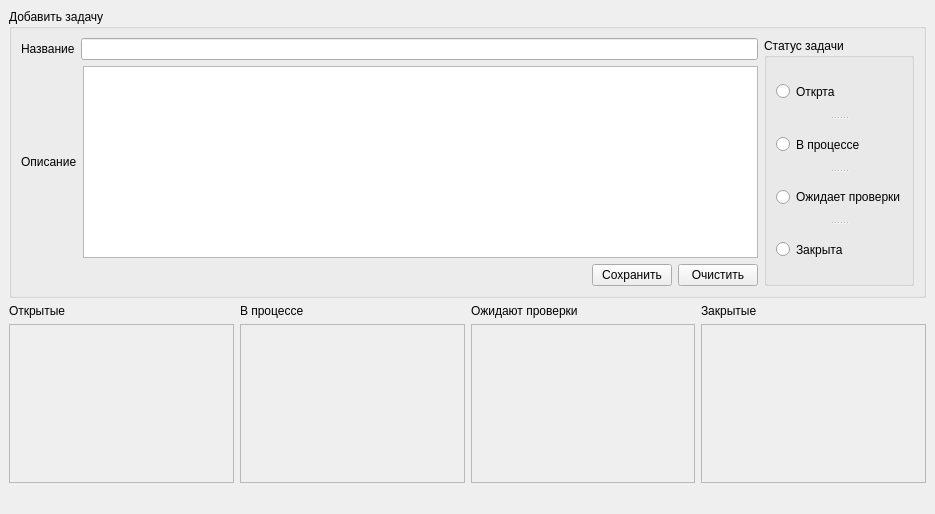
Above: GUI/mainwindow.ui from SpiceReader/PracticeEpolSoft before the change. Below: the same form after it.
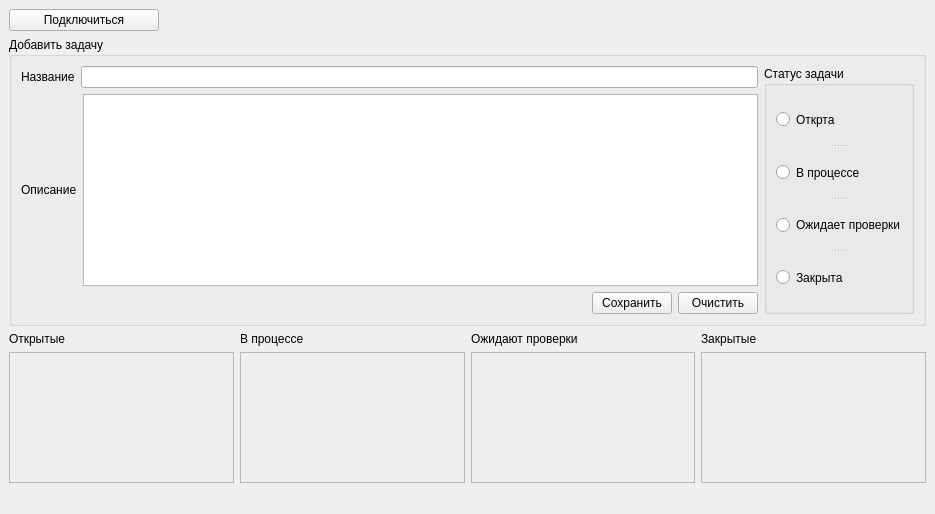
That is the form after the change.

The edit to the form file:
```diff
--- a/GUI/mainwindow.ui
+++ b/GUI/mainwindow.ui
@@ -18,143 +18,26 @@
   </property>
   <widget class="QWidget" name="centralwidget">
    <layout class="QGridLayout" name="gridLayout_3">
-    <item row="1" column="0">
-     <layout class="QHBoxLayout" name="horizontalLayout_4">
-      <item>
-       <layout class="QVBoxLayout" name="VLayout1">
-        <item>
-         <widget class="QLabel" name="label">
-          <property name="text">
-           <string>Открытые</string>
-          </property>
-         </widget>
-        </item>
-        <item>
-         <widget class="QScrollArea" name="scrollAreaOpen">
-          <property name="widgetResizable">
-           <bool>true</bool>
-          </property>
-          <widget class="QWidget" name="scrollAreaWidgetContents_2">
-           <property name="geometry">
-            <rect>
-             <x>0</x>
-             <y>0</y>
-             <width>220</width>
-             <height>124</height>
-            </rect>
-           </property>
-           <layout class="QGridLayout" name="gridLayout_4">
-            <item row="0" column="0">
-             <layout class="QVBoxLayout" name="openTaskLayout"/>
-            </item>
-           </layout>
-          </widget>
-         </widget>
-        </item>
-       </layout>
-      </item>
-      <item>
-       <layout class="QVBoxLayout" name="Layout2">
-        <item>
-         <widget class="QLabel" name="label_2">
-          <property name="text">
-           <string>В процессе</string>
-          </property>
-         </widget>
-        </item>
-        <item>
-         <widget class="QScrollArea" name="scrollAreaProcess">
-          <property name="widgetResizable">
-           <bool>true</bool>
-          </property>
-          <widget class="QWidget" name="scrollAreaWidgetContents_3">
-           <property name="geometry">
-            <rect>
-             <x>0</x>
-             <y>0</y>
-             <width>221</width>
-             <height>124</height>
-            </rect>
-           </property>
-           <layout class="QGridLayout" name="gridLayout_5">
-            <item row="0" column="0">
-             <layout class="QVBoxLayout" name="proccesTaskLayout"/>
-            </item>
-           </layout>
-          </widget>
-         </widget>
-        </item>
-       </layout>
-      </item>
-      <item>
-       <layout class="QVBoxLayout" name="Layout3">
-        <item>
-         <widget class="QLabel" name="label_3">
-          <property name="text">
-           <string>Ожидают проверки</string>
-          </property>
-         </widget>
-        </item>
-        <item>
-         <widget class="QScrollArea" name="scrollAreaVer">
-          <property name="widgetResizable">
-           <bool>true</bool>
-          </property>
-          <widget class="QWidget" name="scrollAreaWidgetContents_4">
-           <property name="geometry">
-            <rect>
-             <x>0</x>
-             <y>0</y>
-             <width>220</width>
-             <height>124</height>
-            </rect>
-           </property>
-           <layout class="QGridLayout" name="gridLayout_6">
-            <item row="0" column="0">
-             <layout class="QVBoxLayout" name="verTaskLayout"/>
-            </item>
-           </layout>
-          </widget>
-         </widget>
-        </item>
-       </layout>
-      </item>
-      <item>
-       <layout class="QVBoxLayout" name="Layout4">
-        <item>
-         <widget class="QLabel" name="label_4">
-          <property name="text">
-           <string>Закрытые</string>
-          </property>
-         </widget>
-        </item>
-        <item>
-         <widget class="QScrollArea" name="scrollAreaClosed">
-          <property name="widgetResizable">
-           <bool>true</bool>
-          </property>
-          <widget class="QWidget" name="scrollAreaWidgetContents_5">
-           <property name="geometry">
-            <rect>
-             <x>0</x>
-             <y>0</y>
-             <width>220</width>
-             <height>124</height>
-            </rect>
-           </property>
-           <layout class="QGridLayout" name="gridLayout_7">
-            <item row="0" column="0">
-             <layout class="QVBoxLayout" name="closeTaskLayout"/>
-            </item>
-           </layout>
-          </widget>
-         </widget>
-        </item>
-       </layout>
-      </item>
-     </layout>
-    </item>
     <item row="0" column="0">
+     <widget class="QPushButton" name="buttonConnectionServer">
+      <property name="minimumSize">
+       <size>
+        <width>150</width>
+        <height>0</height>
+       </size>
+      </property>
+      <property name="maximumSize">
+       <size>
+        <width>100</width>
+        <height>16777215</height>
+       </size>
+      </property>
+      <property name="text">
+       <string>Подключиться</string>
+      </property>
+     </widget>
+    </item>
+    <item row="1" column="0">
      <widget class="QGroupBox" name="addTaskGroup">
       <property name="sizePolicy">
        <sizepolicy hsizetype="Expanding" vsizetype="Preferred">
@@ -290,6 +173,142 @@
       </layout>
      </widget>
     </item>
+    <item row="2" column="0">
+     <layout class="QHBoxLayout" name="horizontalLayout_4">
+      <item>
+       <layout class="QVBoxLayout" name="VLayout1">
+        <item>
+         <widget class="QLabel" name="label">
+          <property name="text">
+           <string>Открытые</string>
+          </property>
+         </widget>
+        </item>
+        <item>
+         <widget class="QScrollArea" name="scrollAreaOpen">
+          <property name="widgetResizable">
+           <bool>true</bool>
+          </property>
+          <widget class="QWidget" name="scrollAreaWidgetContents_2">
+           <property name="geometry">
+            <rect>
+             <x>0</x>
+             <y>0</y>
+             <width>220</width>
+             <height>96</height>
+            </rect>
+           </property>
+           <layout class="QGridLayout" name="gridLayout_4">
+            <item row="0" column="0">
+             <layout class="QVBoxLayout" name="openTaskLayout"/>
+            </item>
+           </layout>
+          </widget>
+         </widget>
+        </item>
+       </layout>
+      </item>
+      <item>
+       <layout class="QVBoxLayout" name="Layout2">
+        <item>
+         <widget class="QLabel" name="label_2">
+          <property name="text">
+           <string>В процессе</string>
+          </property>
+         </widget>
+        </item>
+        <item>
+         <widget class="QScrollArea" name="scrollAreaProcess">
+          <property name="widgetResizable">
+           <bool>true</bool>
+          </property>
+          <widget class="QWidget" name="scrollAreaWidgetContents_3">
+           <property name="geometry">
+            <rect>
+             <x>0</x>
+             <y>0</y>
+             <width>221</width>
+             <height>96</height>
+            </rect>
+           </property>
+           <layout class="QGridLayout" name="gridLayout_5">
+            <item row="0" column="0">
+             <layout class="QVBoxLayout" name="proccesTaskLayout"/>
+            </item>
+           </layout>
+          </widget>
+         </widget>
+        </item>
+       </layout>
+      </item>
+      <item>
+       <layout class="QVBoxLayout" name="Layout3">
+        <item>
+         <widget class="QLabel" name="label_3">
+          <property name="text">
+           <string>Ожидают проверки</string>
+          </property>
+         </widget>
+        </item>
+        <item>
+         <widget class="QScrollArea" name="scrollAreaVer">
+          <property name="widgetResizable">
+           <bool>true</bool>
+          </property>
+          <widget class="QWidget" name="scrollAreaWidgetContents_4">
+           <property name="geometry">
+            <rect>
+             <x>0</x>
+             <y>0</y>
+             <width>220</width>
+             <height>96</height>
+            </rect>
+           </property>
+           <layout class="QGridLayout" name="gridLayout_6">
+            <item row="0" column="0">
+             <layout class="QVBoxLayout" name="verTaskLayout"/>
+            </item>
+           </layout>
+          </widget>
+         </widget>
+        </item>
+       </layout>
+      </item>
+      <item>
+       <layout class="QVBoxLayout" name="Layout4">
+        <item>
+         <widget class="QLabel" name="label_4">
+          <property name="text">
+           <string>Закрытые</string>
+          </property>
+         </widget>
+        </item>
+        <item>
+         <widget class="QScrollArea" name="scrollAreaClosed">
+          <property name="widgetResizable">
+           <bool>true</bool>
+          </property>
+          <widget class="QWidget" name="scrollAreaWidgetContents_5">
+           <property name="geometry">
+            <rect>
+             <x>0</x>
+             <y>0</y>
+             <width>220</width>
+             <height>96</height>
+            </rect>
+           </property>
+           <layout class="QGridLayout" name="gridLayout_7">
+            <item row="0" column="0">
+             <layout class="QVBoxLayout" name="closeTaskLayout"/>
+            </item>
+           </layout>
+          </widget>
+         </widget>
+        </item>
+       </layout>
+      </item>
+     </layout>
+    </item>
    </layout>
   </widget>
   <widget class="QMenuBar" name="menubar">
```
